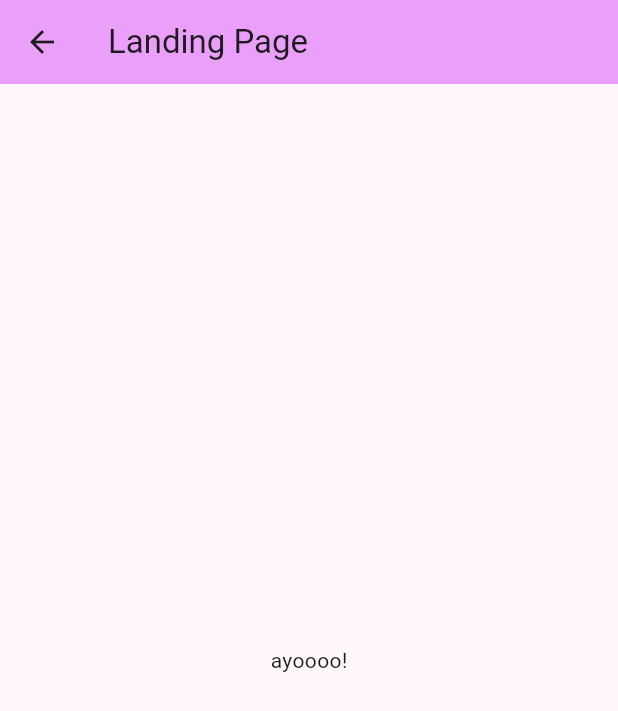
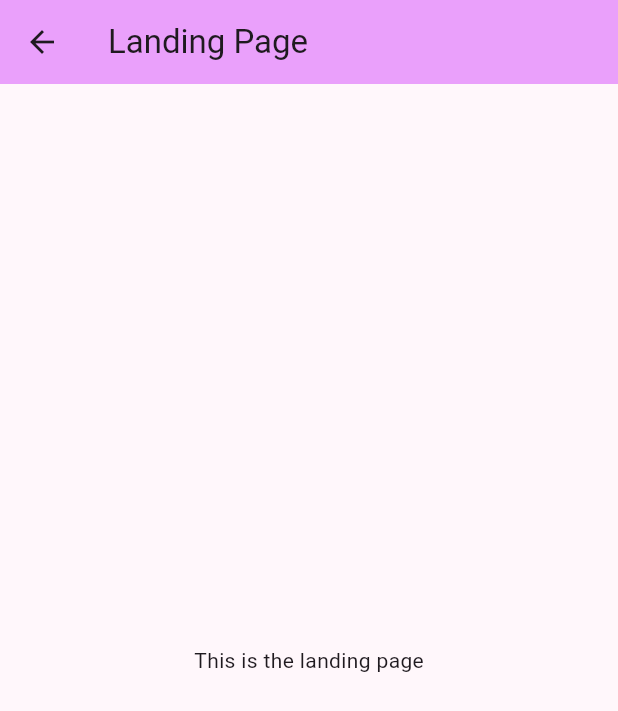
Before and after one commit to Nitsuguaaa/pocket_gad, a Flutter app: the LandingPage screen opened directly, on a phone screen of 412 x 824 dp. Shown: the top 711 px of the screen. Run offline on Flutter 3.47's test engine with Material 3 defaults, Android fonts, the phone set to English and light mode, and no system bars.

Commit message:
fixed text changes

```diff
--- a/lib/main.dart
+++ b/lib/main.dart
@@ -22,7 +22,7 @@ class MainApp extends StatelessWidget {
           backgroundColor: Color.fromARGB(255, 234, 160, 251)
         )
       ),
-      home: const ControlPanel(), // start here
+      home: const LoginScreen()//ControlPanel()//LoginScreen(), // s  tart here
       /*routes: {
         '/about': (context) => const AboutMePage(),
         '/contact': (context) => const ContactPage(),
--- a/lib/screens/control_panel.dart
+++ b/lib/screens/control_panel.dart
@@ -46,7 +46,7 @@ class _ControlPanelState extends State<ControlPanel> {
         ),
       ),
       body: const Center(
-        child: Text("Ayo waddup"),
+        child: Text("This is the control panel"),
       ),
     );
   }
--- a/lib/screens/landing_page.dart
+++ b/lib/screens/landing_page.dart
@@ -11,7 +11,7 @@ class _LandingPageState extends State<LandingPage> {
   Widget _buildLandingPage() {
     return Container(
       margin: const EdgeInsets.all(10.0),
-      child: const Text("ayoooo!"),
+      child: const Text("This is the landing page"),
     );
   }
 
```
